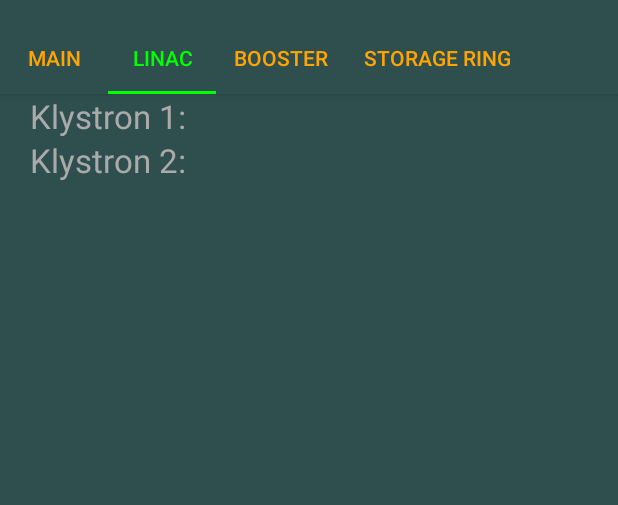
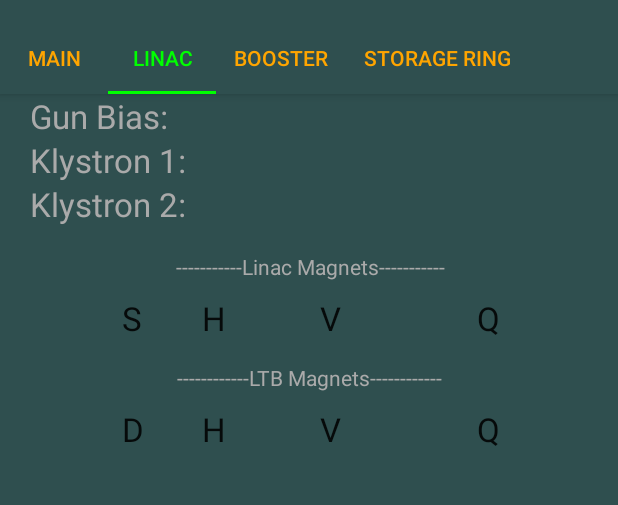
Before and after one commit to lafky/SLSA-Overview-for-Android, an Android app: the screen it shows after launch (MainActivity), tab 2 chosen, on a phone screen of 412 x 824 dp, the part 62-567 px from its top. Run offline under Robolectric (Android 15) with nearby library versions, the phone set to English and light mode, and no system bars; libraries missing offline, so code that uses them is left out: org.java_websocket.client, org.java_websocket.handshake; 4 statements that could not run were skipped.

Commit message:
Added more stuff to Linac layout

```diff
--- a/app/src/main/res/layout/fragment_fragment2.xml
+++ b/app/src/main/res/layout/fragment_fragment2.xml
@@ -13,7 +13,7 @@
         android:id="@+id/textView5"
         android:textColor="@color/title_text"
         android:paddingLeft="20dp"
-        android:layout_alignParentTop="true"
+        android:layout_below="@+id/textView17"
         android:layout_alignParentStart="true" />
 
     <TextView
@@ -22,10 +22,10 @@
         android:textAppearance="?android:attr/textAppearanceLarge"
         android:text="Klystron 2:        "
         android:id="@+id/textView6"
+        android:textColor="@color/title_text"
+        android:paddingLeft="20dp"
         android:layout_below="@+id/textView5"
-        android:layout_alignParentStart="true"
-        android:textColor="@color/title_text"
-        android:paddingLeft="20dp" />
+        android:layout_alignParentStart="true" />
 
     <TextView
         android:layout_width="wrap_content"
@@ -50,4 +50,126 @@
         android:layout_alignEnd="@+id/k1V"
         android:layout_toEndOf="@+id/textView6"
         android:paddingRight="20dp" />
+
+    <TextView
+        android:layout_width="wrap_content"
+        android:layout_height="wrap_content"
+        android:textAppearance="?android:attr/textAppearanceLarge"
+        android:text="Gun Bias:"
+        android:id="@+id/textView17"
+        android:textColor="@color/title_text"
+        android:paddingLeft="20dp"
+        android:layout_alignParentTop="true"
+        android:layout_alignParentStart="true"
+        android:layout_toStartOf="@+id/k1V" />
+
+    <TextView
+        android:layout_width="wrap_content"
+        android:layout_height="wrap_content"
+        android:textAppearance="?android:attr/textAppearanceLarge"
+        android:text="                      "
+        android:id="@+id/gB"
+        android:textAlignment="textEnd"
+        android:paddingRight="20dp"
+        android:layout_alignParentTop="true"
+        android:layout_alignEnd="@+id/k1V"
+        android:layout_toEndOf="@+id/textView5" />
+
+    <TextView
+        android:layout_width="wrap_content"
+        android:layout_height="wrap_content"
+        android:text="-----------Linac Magnets-----------"
+        android:id="@+id/textView18"
+        android:textAlignment="center"
+        android:paddingBottom="10dp"
+        android:textColor="@color/title_text"
+        android:layout_marginTop="17dp"
+        android:layout_below="@+id/textView6"
+        android:layout_alignStart="@+id/textView23" />
+
+    <TextView
+        android:layout_width="wrap_content"
+        android:layout_height="wrap_content"
+        android:textAppearance="?android:attr/textAppearanceLarge"
+        android:text="   S   "
+        android:id="@+id/linS"
+        android:layout_below="@+id/textView18"
+        android:layout_alignStart="@+id/ltbD" />
+
+    <TextView
+        android:layout_width="wrap_content"
+        android:layout_height="wrap_content"
+        android:textAppearance="?android:attr/textAppearanceLarge"
+        android:text="    H   "
+        android:id="@+id/linH"
+        android:layout_below="@+id/textView18"
+        android:layout_toStartOf="@+id/k2V" />
+
+    <TextView
+        android:layout_width="wrap_content"
+        android:layout_height="wrap_content"
+        android:textAppearance="?android:attr/textAppearanceLarge"
+        android:text="    V    "
+        android:id="@+id/linV"
+        android:layout_marginStart="25dp"
+        android:layout_below="@+id/textView18"
+        android:layout_toEndOf="@+id/textView6" />
+
+    <TextView
+        android:layout_width="wrap_content"
+        android:layout_height="wrap_content"
+        android:textAppearance="?android:attr/textAppearanceLarge"
+        android:text="    Q    "
+        android:id="@+id/linQ"
+        android:layout_below="@+id/textView18"
+        android:layout_toEndOf="@+id/textView18" />
+
+    <TextView
+        android:layout_width="wrap_content"
+        android:layout_height="wrap_content"
+        android:text="------------LTB Magnets------------"
+        android:id="@+id/textView23"
+        android:textAlignment="center"
+        android:paddingBottom="10dp"
+        android:layout_below="@+id/linS"
+        android:layout_centerHorizontal="true"
+        android:layout_marginTop="15dp"
+        android:textColor="@color/title_text" />
+
+    <TextView
+        android:layout_width="wrap_content"
+        android:layout_height="wrap_content"
+        android:textAppearance="?android:attr/textAppearanceLarge"
+        android:text="   D    "
+        android:id="@+id/ltbD"
+        android:layout_below="@+id/textView23"
+        android:layout_toStartOf="@+id/textView23" />
+
+    <TextView
+        android:layout_width="wrap_content"
+        android:layout_height="wrap_content"
+        android:textAppearance="?android:attr/textAppearanceLarge"
+        android:text="    H   "
+        android:id="@+id/ltbH"
+        android:layout_below="@+id/textView23"
+        android:layout_toStartOf="@+id/linV" />
+
+    <TextView
+        android:layout_width="wrap_content"
+        android:layout_height="wrap_content"
+        android:textAppearance="?android:attr/textAppearanceLarge"
+        android:text="    V    "
+        android:id="@+id/ltbV"
+        android:layout_alignTop="@+id/ltbH"
+        android:layout_alignStart="@+id/linV" />
+
+    <TextView
+        android:layout_width="wrap_content"
+        android:layout_height="wrap_content"
+        android:textAppearance="?android:attr/textAppearanceLarge"
+        android:text="    Q    "
+        android:id="@+id/ltbQ"
+        android:layout_alignTop="@+id/ltbV"
+        android:layout_alignStart="@+id/linQ" />
+
 </RelativeLayout>
```
